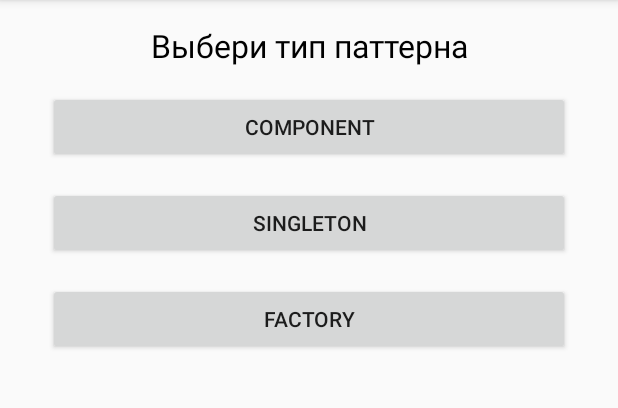
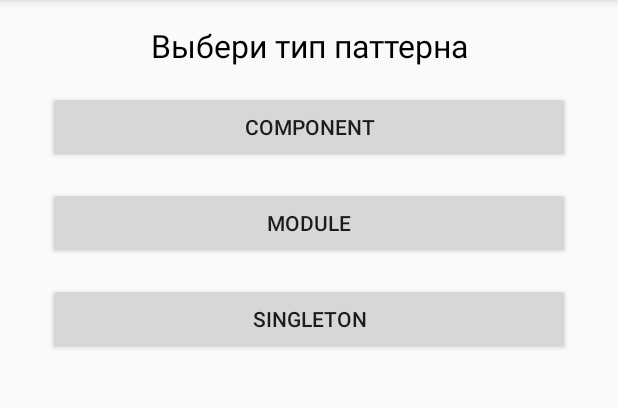
Before and after one commit to eyelog/Dagger2PatternKt, an Android app: the screen it shows after launch (MainActivity), on a phone screen of 412 x 824 dp, the part 84-492 px from its top. Run offline under Robolectric (Android 15) with nearby library versions, the phone set to English and light mode, and no system bars.

Commit message:
Добавлена функционость с модулем

```diff
--- a/app/src/main/AndroidManifest.xml
+++ b/app/src/main/AndroidManifest.xml
@@ -17,6 +17,7 @@
             </intent-filter>
         </activity>
         <activity android:name=".component.ActivityComponent"/>
+        <activity android:name=".module.ActivityModule"/>
     </application>
 
 </manifest>
--- a/app/src/main/java/ru/eyelog/dagger2patternkt/MainActivity.kt
+++ b/app/src/main/java/ru/eyelog/dagger2patternkt/MainActivity.kt
@@ -6,6 +6,7 @@ import androidx.appcompat.app.AppCompatActivity
 import android.os.Bundle
 import kotlinx.android.synthetic.main.activity_main.*
 import ru.eyelog.dagger2patternkt.component.ActivityComponent
+import ru.eyelog.dagger2patternkt.module.ActivityModule
 
 class MainActivity : AppCompatActivity() {
 
@@ -17,5 +18,10 @@ class MainActivity : AppCompatActivity() {
             val intent = Intent(this, ActivityComponent::class.java)
             startActivity(intent)
         }
+
+        btModule.setOnClickListener {
+            val intent = Intent(this, ActivityModule::class.java)
+            startActivity(intent)
+        }
     }
 }
--- a/app/src/main/java/ru/eyelog/dagger2patternkt/component/ActivityComponent.kt
+++ b/app/src/main/java/ru/eyelog/dagger2patternkt/component/ActivityComponent.kt
@@ -7,8 +7,6 @@ import ru.eyelog.dagger2patternkt.R
 import ru.eyelog.dagger2patternkt.blacksmith.MainCounter
 
 class ActivityComponent: AppCompatActivity() {
-
-
 
     override fun onCreate(savedInstanceState: Bundle?) {
         super.onCreate(savedInstanceState)
--- a/app/src/main/java/ru/eyelog/dagger2patternkt/factory/ActivityFactory.kt
+++ /dev/null
@@ -1,4 +0,0 @@
-package ru.eyelog.dagger2patternkt.factory
-
-class ActivityFactory {
-}
--- a/app/src/main/res/layout/activity_main.xml
+++ b/app/src/main/res/layout/activity_main.xml
@@ -33,6 +33,18 @@
         app:layout_constraintTop_toBottomOf="@+id/textView" />
 
     <Button
+        android:id="@+id/btModule"
+        android:layout_width="0dp"
+        android:layout_height="wrap_content"
+        android:layout_marginStart="32dp"
+        android:layout_marginTop="16dp"
+        android:layout_marginEnd="32dp"
+        android:text="Module"
+        app:layout_constraintEnd_toEndOf="parent"
+        app:layout_constraintStart_toStartOf="parent"
+        app:layout_constraintTop_toBottomOf="@+id/btComponent" />
+
+    <Button
         android:id="@+id/btSingleton"
         android:layout_width="0dp"
         android:layout_height="wrap_content"
@@ -42,18 +54,6 @@
         android:text="Singleton"
         app:layout_constraintEnd_toEndOf="parent"
         app:layout_constraintStart_toStartOf="parent"
-        app:layout_constraintTop_toBottomOf="@+id/btComponent" />
-
-    <Button
-        android:id="@+id/btFactory"
-        android:layout_width="0dp"
-        android:layout_height="wrap_content"
-        android:layout_marginStart="32dp"
-        android:layout_marginTop="16dp"
-        android:layout_marginEnd="32dp"
-        android:text="Factory"
-        app:layout_constraintEnd_toEndOf="parent"
-        app:layout_constraintStart_toStartOf="parent"
-        app:layout_constraintTop_toBottomOf="@+id/btSingleton" />
+        app:layout_constraintTop_toBottomOf="@+id/btModule" />
 
 </androidx.constraintlayout.widget.ConstraintLayout>
```
Also changed, not shown: app/src/main/java/ru/eyelog/dagger2patternkt/module/ActivityModule.kt (+26 -1 lines), app/src/main/java/ru/eyelog/dagger2patternkt/module/ComponentModuleCounter.kt (added, +12 -0 lines), app/src/main/java/ru/eyelog/dagger2patternkt/module/ModuleCounter.kt (added, +23 -0 lines).
